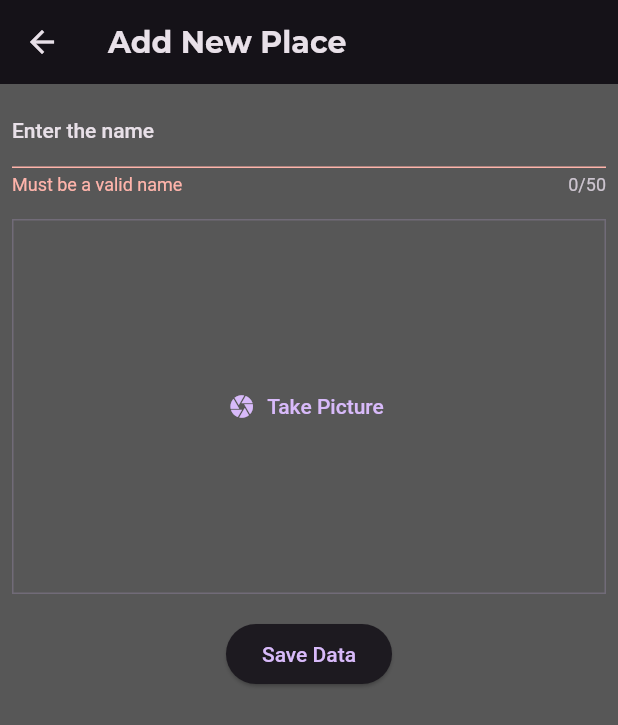
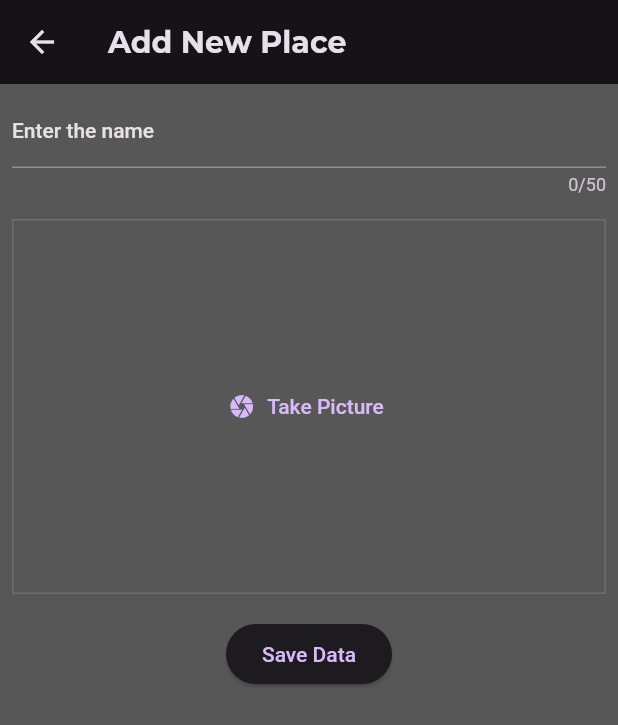
Before and after one commit to Sergio-Al/favorite-places, a Flutter app: the AddPlaceScreen screen opened directly, after a tap on "Save Data", on a phone screen of 412 x 824 dp. Shown: the top 725 px of the screen. Run offline on Flutter 3.47's test engine with Material 2 defaults, Android fonts, the phone set to English and light mode, and no system bars; our stand-ins replace flutter_riverpod, google_fonts, image_picker.

Commit message:
Adding the Picked Image to the model & "Add Place " Form

```diff
--- a/lib/models/place.dart
+++ b/lib/models/place.dart
@@ -1,12 +1,14 @@
+import 'dart:io';
 import 'package:uuid/uuid.dart';
 
 const uuid = Uuid();
 
 class Place {
-  Place({required this.name}) : id = uuid.v4();
+  Place({required this.name, required this.image}) : id = uuid.v4();
 
   final String id;
   final String name;
+  final File image;
   // String id = '';
   // String name = '';
 
--- a/lib/providers/favorite_places_provider.dart
+++ b/lib/providers/favorite_places_provider.dart
@@ -1,3 +1,5 @@
+import 'dart:io';
+
 import 'package:flutter_riverpod/flutter_riverpod.dart';
 
 import 'package:favorite_places_sergio/models/place.dart';
@@ -5,7 +7,8 @@ import 'package:favorite_places_sergio/models/place.dart';
 class FavoritePlacesNotifier extends StateNotifier<List<Place>> {
   FavoritePlacesNotifier() : super([]);
 
-  void addNewPlace(Place newPlace) {
+  void addNewPlace(String title, File image) {
+    final newPlace = Place(name: title, image: image);
     state = [...state, newPlace];
   }
 }
--- a/lib/screens/add_place.dart
+++ b/lib/screens/add_place.dart
@@ -1,3 +1,5 @@
+import 'dart:io';
+
 import 'package:favorite_places_sergio/models/place.dart';
 import 'package:favorite_places_sergio/providers/favorite_places_provider.dart';
 import 'package:favorite_places_sergio/widgets/image_input.dart';
@@ -17,13 +19,17 @@ class AddPlaceScreen extends ConsumerStatefulWidget {
 class NewPlaceState extends ConsumerState<AddPlaceScreen> {
   final _formKey = GlobalKey<FormState>();
   var _enteredName = '';
+  File? _selectedImage;
 
   void _addPlace() {
+    if (_selectedImage == null) return;
+
     if (_formKey.currentState!.validate()) {
       _formKey.currentState!.save();
 
-      final newPlace = Place(name: _enteredName);
-      ref.read(favoritePlacesProvider.notifier).addNewPlace(newPlace);
+      ref
+          .read(favoritePlacesProvider.notifier)
+          .addNewPlace(_enteredName, _selectedImage!);
 
       Navigator.of(context).pop();
     }
@@ -67,7 +73,11 @@ class NewPlaceState extends ConsumerState<AddPlaceScreen> {
               const SizedBox(
                 height: 16,
               ),
-              ImageInput(),
+              ImageInput(
+                onPickImage: (image) {
+                  _selectedImage = image;
+                },
+              ),
               const SizedBox(
                 height: 16,
               ),
--- a/lib/widgets/image_input.dart
+++ b/lib/widgets/image_input.dart
@@ -3,7 +3,9 @@ import 'package:flutter/material.dart';
 import 'package:image_picker/image_picker.dart';
 
 class ImageInput extends StatefulWidget {
-  const ImageInput({super.key});
+  const ImageInput({super.key, required this.onPickImage});
+
+  final void Function(File image) onPickImage;
 
   @override
   State<ImageInput> createState() {
@@ -28,6 +30,8 @@ class _ImageInputState extends State<ImageInput> {
     setState(() {
       _selectedImage = File(pickedImage.path);
     });
+
+    widget.onPickImage(_selectedImage!);
   }
 
   @override
```
